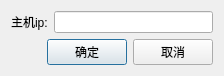
Qt form dialogsethost.ui (sunjunbo/chess) before a commit.
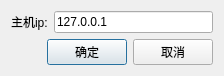
The same form after that commit.

```diff
--- a/dialogsethost.ui
+++ b/dialogsethost.ui
@@ -32,7 +32,11 @@
         </widget>
        </item>
        <item>
-        <widget class="QLineEdit" name="lineEdit"/>
+        <widget class="QLineEdit" name="lineEdit">
+         <property name="text">
+          <string>127.0.0.1</string>
+         </property>
+        </widget>
        </item>
       </layout>
      </item>
```
